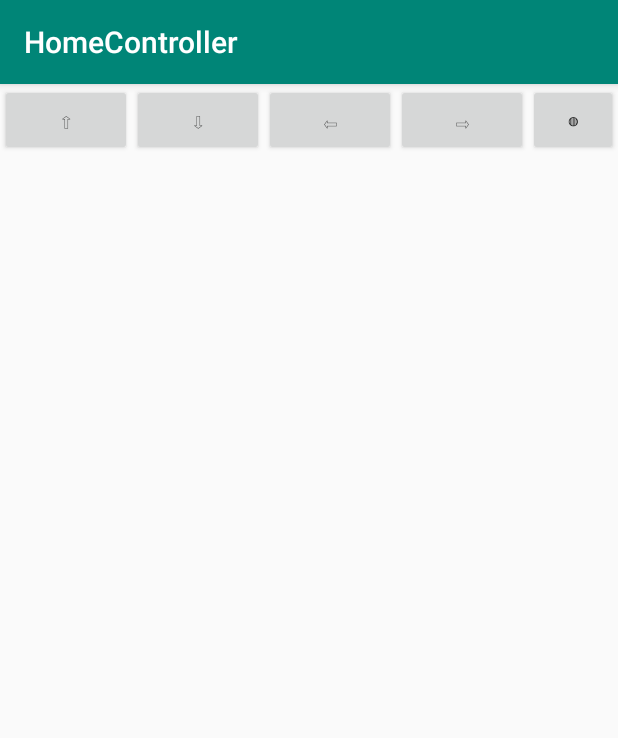
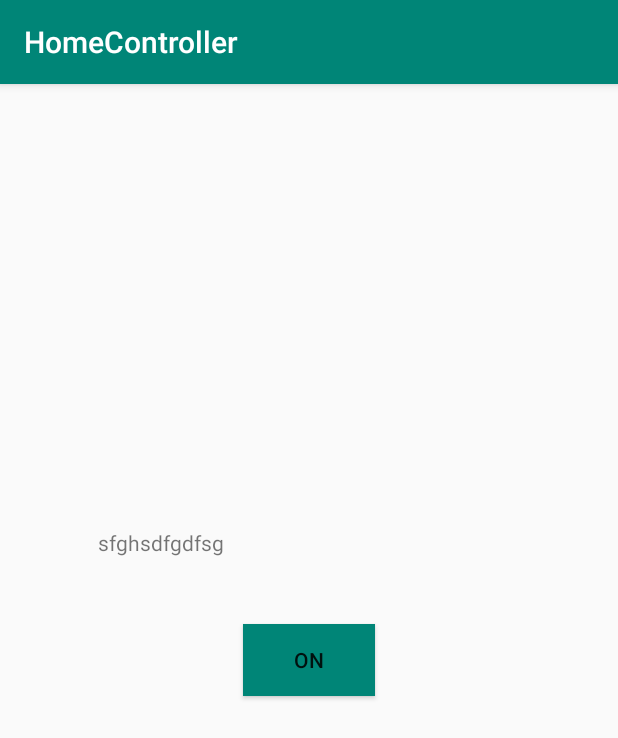
Before and after one commit to MoYapro/homeController, an Android app: the screen it shows after launch (MainActivity), on a phone screen of 412 x 824 dp. Shown: the top 738 px of the screen. Run offline under Robolectric (Android 15) with nearby library versions, the phone set to English and light mode, and no system bars; our stand-ins replace data binding.

Commit message:
playing around with some android stuff

```diff
--- a/app/src/main/java/com/example/homecontroller/MainActivity.kt
+++ b/app/src/main/java/com/example/homecontroller/MainActivity.kt
@@ -1,7 +1,12 @@
 package com.example.homecontroller
 
+import android.os.Bundle
+import android.view.View
 import androidx.appcompat.app.AppCompatActivity
-import android.os.Bundle
+import com.example.homecontroller.de.moyapro.homeController.IRCC_CODE
+import com.example.homecontroller.de.moyapro.homeController.TVCommand
+import com.example.homecontroller.de.moyapro.homeController.TVCommandEnum
+import com.example.homecontroller.de.moyapro.homeController.request
 import com.example.homecontroller.ui.main.MainFragment
 
 class MainActivity : AppCompatActivity() {
@@ -9,11 +14,60 @@ class MainActivity : AppCompatActivity() {
     override fun onCreate(savedInstanceState: Bundle?) {
         super.onCreate(savedInstanceState)
         setContentView(R.layout.main_activity)
-        if (savedInstanceState == null) {
+        if (findViewById<View>(R.id.container) != null && savedInstanceState == null) {
             supportFragmentManager.beginTransaction()
-                .replace(R.id.container, MainFragment.newInstance())
-                .commitNow()
+                .add(R.id.container, MainFragment.newInstance())
+                .commit()
         }
     }
 
+
+    fun increaseVolume(v: View) {
+        changeVolumeRelative("+1")
+    }
+
+    fun decreaseVolume(v: View) {
+        changeVolumeRelative("-1")
+    }
+
+    fun powerOff(v: View) {
+        request(TVCommand(TVCommandEnum.POWER, "false"))
+    }
+
+    fun powerOn(v: View) {
+        request(TVCommand(TVCommandEnum.POWER, "true"))
+    }
+
+    fun switchToHdmi4(v: View) {
+        switchToHdmi(4)
+    }
+
+    private fun changeVolumeRelative(change: String) {
+        request(TVCommand(TVCommandEnum.VOLUME, change))
+    }
+
+    private fun switchToHdmi(port: Int) {
+        request(TVCommand(TVCommandEnum.HDMI, port.toString()))
+    }
+
+    fun up(v: View) {
+        request(TVCommand(TVCommandEnum.IRCC, IRCC_CODE.UP.code))
+    }
+
+    fun left(v: View) {
+        request(TVCommand(TVCommandEnum.IRCC, IRCC_CODE.LEFT.code))
+    }
+
+    fun right(v: View) {
+        request(TVCommand(TVCommandEnum.IRCC, IRCC_CODE.RIGHT.code))
+    }
+
+    fun down(v: View) {
+        request(TVCommand(TVCommandEnum.IRCC, IRCC_CODE.DOWN.code))
+    }
+
+    fun center(v: View) {
+        request(TVCommand(TVCommandEnum.IRCC, IRCC_CODE.CENTER.code))
+    }
+
 }
--- a/app/src/main/java/com/example/homecontroller/ui/main/MainFragment.kt
+++ b/app/src/main/java/com/example/homecontroller/ui/main/MainFragment.kt
@@ -4,17 +4,9 @@ import android.os.Bundle
 import android.view.LayoutInflater
 import android.view.View
 import android.view.ViewGroup
-import android.widget.Button
-import android.widget.LinearLayout
-import android.widget.RelativeLayout
-import android.widget.Toast
 import androidx.fragment.app.Fragment
 import androidx.lifecycle.ViewModelProviders
-import com.example.homecontroller.de.moyapro.homeController.IRCC_CODE
-import com.example.homecontroller.de.moyapro.homeController.TVCommand
-import com.example.homecontroller.de.moyapro.homeController.TVCommandEnum
-import com.example.homecontroller.de.moyapro.homeController.request
-import kotlin.reflect.KFunction1
+import com.example.homecontroller.R
 
 
 class MainFragment : Fragment() {
@@ -26,140 +18,16 @@ class MainFragment : Fragment() {
     private lateinit var viewModel: MainViewModel
 
     override fun onCreateView(
-        inflater: LayoutInflater,
-        container: ViewGroup?,
+        inflater: LayoutInflater, container: ViewGroup?,
         savedInstanceState: Bundle?
     ): View {
-        return buildLayout().rootView
-    }
-
-    private fun buildLayout(): View {
-        val layout = LinearLayout(this.context)
-        layout.addView(buildUpButton())
-        layout.addView(buildDownButton())
-        layout.addView(buildLeftButton())
-        layout.addView(buildRightButton())
-        layout.addView(buildCenterButton())
-        layout.addView(buildIncreaseVolumeButton())
-        layout.addView(buildDecreaseVolumeButton())
-        layout.addView(buildPowerOffButton())
-        layout.addView(buildPowerOnButton())
-        layout.addView(buildHdmi4Button())
-        return layout
-    }
-
-    private fun buildIncreaseVolumeButton(): Button {
-        return buildDefaultButton("+", this::increaseVolume)
-    }
-
-    private fun buildDecreaseVolumeButton(): Button {
-        return buildDefaultButton("-", this::decreaseVolume)
-    }
-
-    private fun buildPowerOffButton(): Button {
-        return buildDefaultButton("AUS", this::powerOff)
-    }
-
-    private fun buildPowerOnButton(): Button {
-        return buildDefaultButton("AN", this::powerOn)
-    }
-
-    private fun buildHdmi4Button(): Button {
-        return buildDefaultButton("HDMI4", this::switchToHdmi4)
-    }
-
-    private fun buildCenterButton(): Button {
-        return buildDefaultButton("◍", this::center)
-    }
-
-    private fun buildDownButton(): Button {
-        return buildDefaultButton("⇩", this::down)
-    }
-
-    private fun buildLeftButton(): Button {
-        return buildDefaultButton("⇦", this::left)
-    }
-
-    private fun buildUpButton(): Button {
-        return buildDefaultButton("⇧", this::up)
-    }
-
-    private fun buildRightButton(): Button {
-        return buildDefaultButton("⇨", this::right)
-    }
-
-    private fun buildDefaultButton(
-        label: String, action: KFunction1<@ParameterName(
-            name = "v"
-        ) View, Unit>
-    ): Button {
-        val button = Button(this.context)
-        button.text = label
-        button.setOnClickListener(action)
-        val lp = RelativeLayout.LayoutParams(
-            RelativeLayout.LayoutParams.WRAP_CONTENT,
-            RelativeLayout.LayoutParams.WRAP_CONTENT
-        )
-        lp.addRule(RelativeLayout.CENTER_IN_PARENT)
-
-        button.layoutParams = lp
-        return button
-    }
-
-    private fun increaseVolume(v: View) {
-        changeVolumeRelative("+1")
-        Toast.makeText(this.context, "You increased volume.", Toast.LENGTH_SHORT).show()
-    }
-
-    private fun decreaseVolume(v: View) {
-        changeVolumeRelative("-1")
-        Toast.makeText(this.context, "You decrease volume.", Toast.LENGTH_SHORT).show()
-    }
-
-    private fun powerOff(v: View) {
-        request(TVCommand(TVCommandEnum.POWER, "false"))
-    }
-
-    private fun powerOn(v: View) {
-        request(TVCommand(TVCommandEnum.POWER, "true"))
-    }
-
-    private fun switchToHdmi4(v: View) {
-        switchToHdmi(4)
-    }
-
-    private fun changeVolumeRelative(change: String) {
-        request(TVCommand(TVCommandEnum.VOLUME, change))
-    }
-
-    private fun switchToHdmi(port: Int) {
-        request(TVCommand(TVCommandEnum.HDMI, port.toString()))
-    }
-
-
-    private fun up(v: View) {
-        request(TVCommand(TVCommandEnum.IRCC, IRCC_CODE.UP.code))
-    }
-
-    private fun left(v: View) {
-        request(TVCommand(TVCommandEnum.IRCC, IRCC_CODE.LEFT.code))
-    }
-
-    private fun right(v: View) {
-        request(TVCommand(TVCommandEnum.IRCC, IRCC_CODE.RIGHT.code))
-    }
-
-    private fun down(v: View) {
-        request(TVCommand(TVCommandEnum.IRCC, IRCC_CODE.DOWN.code))
-    }
-
-    private fun center(v: View) {
-        request(TVCommand(TVCommandEnum.IRCC, IRCC_CODE.CENTER.code))
+        return inflater.inflate(R.layout.main_fragment, container, false)
     }
 
     override fun onActivityCreated(savedInstanceState: Bundle?) {
         super.onActivityCreated(savedInstanceState)
         viewModel = ViewModelProviders.of(this).get(MainViewModel::class.java)
+
         // TODO: Use the ViewModel
     }
 
--- /dev/null
+++ b/app/src/main/res/layout/main_fragment.xml
@@ -0,0 +1,65 @@
+<?xml version="1.0" encoding="utf-8"?>
+<layout xmlns:android="http://schemas.android.com/apk/res/android"
+    xmlns:app="http://schemas.android.com/apk/res-auto"
+    xmlns:tools="http://schemas.android.com/tools">
+
+    <data>
+
+        <variable
+            name="tvState"
+            type="com.example.homecontroller.ui.main.model.TvState" />
+    </data>
+
+    <androidx.constraintlayout.widget.ConstraintLayout
+        android:id="@+id/main"
+        android:layout_width="match_parent"
+        android:layout_height="match_parent"
+        tools:context=".ui.main.MainFragment">
+
+        <TextView
+            android:id="@+id/textView0"
+            android:layout_width="wrap_content"
+            android:layout_height="wrap_content"
+            android:layout_marginTop="250dp"
+            android:text="@{tvState.powerOn ? @string/on : @string/off}"
+            app:layout_constraintEnd_toEndOf="parent"
+            app:layout_constraintHorizontal_bias="0.8"
+            app:layout_constraintStart_toStartOf="parent"
+            app:layout_constraintTop_toTopOf="parent" />
+
+        <TextView
+            android:id="@+id/textView"
+            android:layout_width="wrap_content"
+            android:layout_height="wrap_content"
+            android:layout_marginTop="296dp"
+            android:text="@{tvState.helloWorld}"
+            app:layout_constraintEnd_toEndOf="parent"
+            app:layout_constraintHorizontal_bias="0.1"
+            app:layout_constraintStart_toStartOf="parent"
+            app:layout_constraintTop_toTopOf="parent" />
+
+        <TextView
+            android:id="@+id/textView2"
+            android:layout_width="wrap_content"
+            android:layout_height="wrap_content"
+            android:layout_marginTop="296dp"
+            android:text="sfghsdfgdfsg"
+            app:layout_constraintEnd_toEndOf="parent"
+            app:layout_constraintHorizontal_bias="0.2"
+            app:layout_constraintStart_toStartOf="parent"
+            app:layout_constraintTop_toTopOf="parent" />
+
+        <Button
+            android:id="@+id/button"
+            android:layout_width="wrap_content"
+            android:layout_height="wrap_content"
+            android:background="@color/colorPrimary"
+            android:onClick="powerOn"
+            android:text="@string/on"
+            app:layout_constraintBottom_toBottomOf="parent"
+            app:layout_constraintEnd_toEndOf="parent"
+            app:layout_constraintStart_toStartOf="parent"
+            app:layout_constraintTop_toTopOf="parent" />
+
+    </androidx.constraintlayout.widget.ConstraintLayout>
+</layout>
--- a/app/src/main/res/values/strings.xml
+++ b/app/src/main/res/values/strings.xml
@@ -1,3 +1,5 @@
 <resources>
     <string name="app_name">HomeController</string>
+    <string name="on">ON</string>
+    <string name="off">OFF</string>
 </resources>
```
Also changed, not shown: app/build.gradle (+14 -4 lines), app/src/main/java/com/example/homecontroller/de/moyapro/homeController/TV.kt (+10 -14 lines), app/src/main/java/com/example/homecontroller/de/moyapro/homeController/TvStatusEnum.kt (added, +8 -0 lines), app/src/main/java/com/example/homecontroller/ui/main/Buttons.kt (added, +61 -0 lines), app/src/main/java/com/example/homecontroller/ui/main/TvControllsUI.kt (added, +166 -0 lines), app/src/main/java/com/example/homecontroller/ui/main/model/TvState.kt (added, +14 -0 lines).
